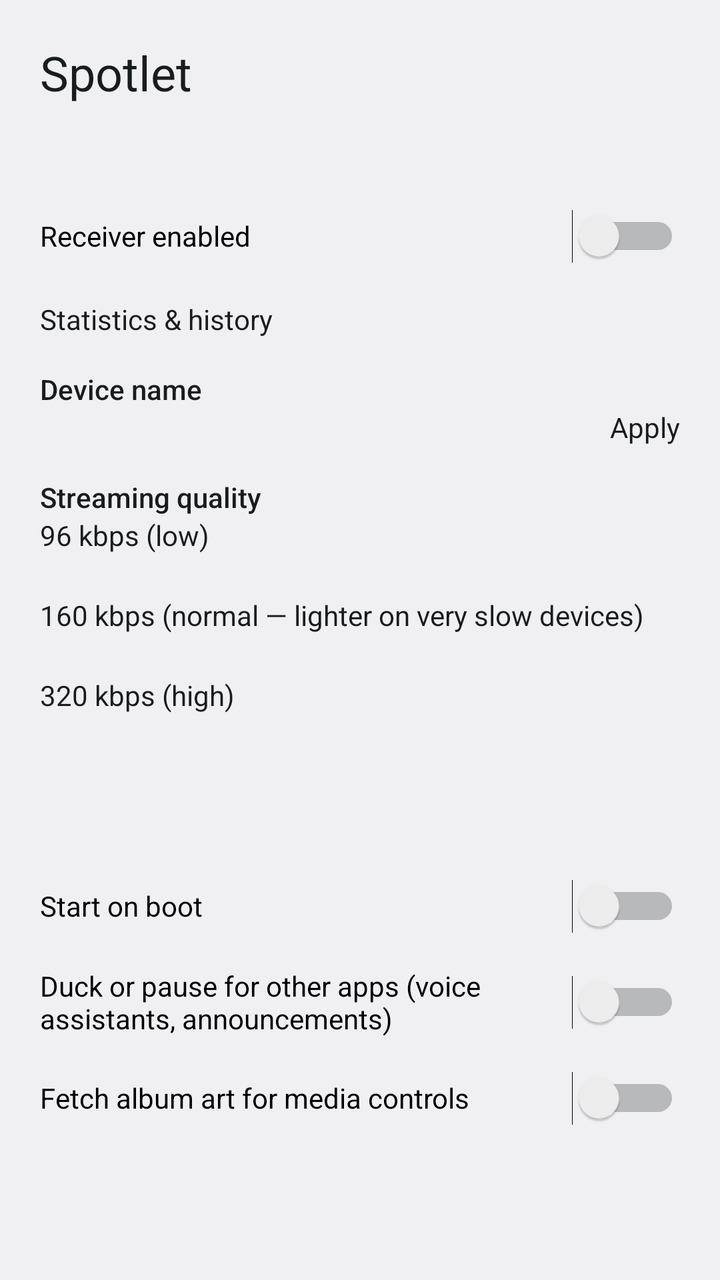
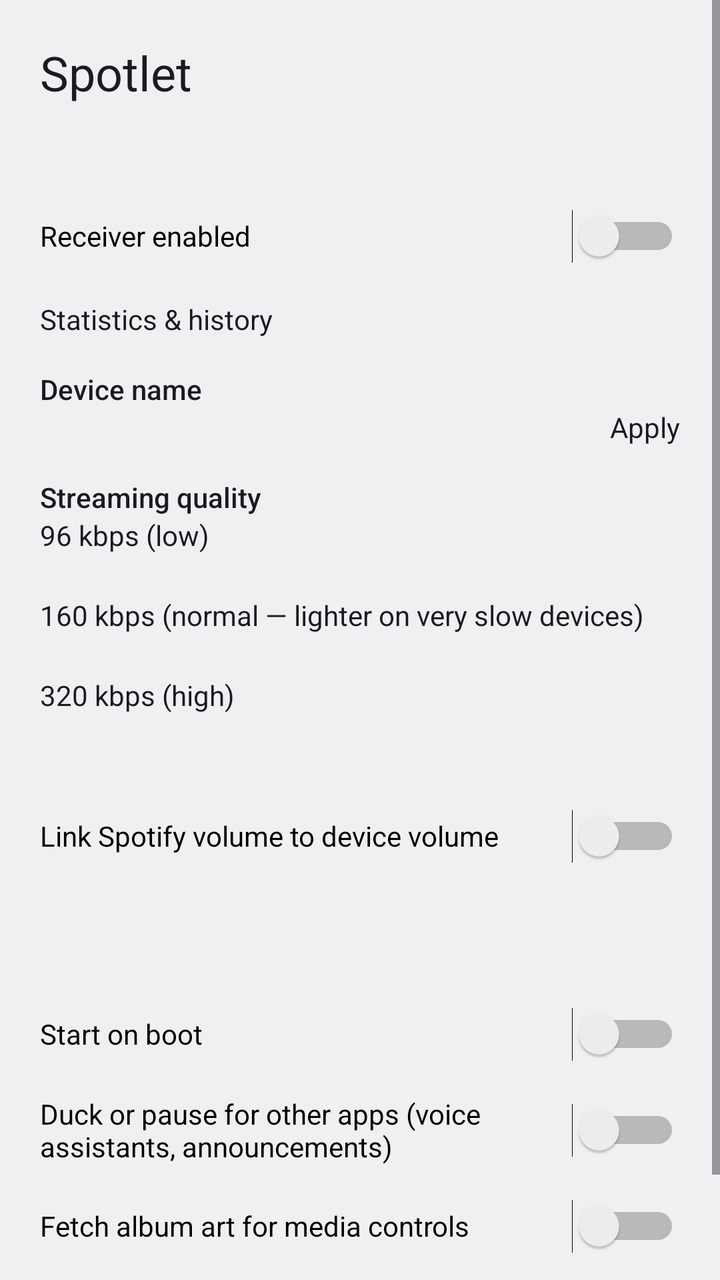

The first picture is an Android layout as it rendered before a commit; the second is the same layout after the commit. The layout source and the unified diff follow.
<!-- AndroidManifest.xml: application theme Theme.Spotlet -->
<!-- res/layout/activity_main.xml -->
<?xml version="1.0" encoding="utf-8"?>
<ScrollView xmlns:android="http://schemas.android.com/apk/res/android"
    android:layout_width="match_parent"
    android:layout_height="match_parent"
    android:fitsSystemWindows="true">

    <LinearLayout
        android:layout_width="match_parent"
        android:layout_height="wrap_content"
        android:orientation="vertical"
        android:padding="20dp">

        <TextView
            android:layout_width="wrap_content"
            android:layout_height="wrap_content"
            android:text="@string/app_name"
            android:textAppearance="@android:style/TextAppearance.Material.Headline" />

        <TextView
            android:id="@+id/status"
            android:layout_width="match_parent"
            android:layout_height="wrap_content"
            android:layout_marginTop="4dp"
            android:layout_marginBottom="16dp"
            android:textAppearance="@android:style/TextAppearance.Material.Subhead" />

        <Switch
            android:id="@+id/enabled"
            android:layout_width="match_parent"
            android:layout_height="wrap_content"
            android:minHeight="48dp"
            android:text="@string/receiver_enabled" />

        <Button
            android:id="@+id/open_stats"
            android:layout_width="wrap_content"
            android:layout_height="wrap_content"
            android:layout_marginTop="8dp"
            android:text="@string/open_stats" />

        <TextView
            style="@style/SectionLabel"
            android:text="@string/device_name" />

        <LinearLayout
            android:layout_width="match_parent"
            android:layout_height="wrap_content"
            android:orientation="horizontal">

            <EditText
                android:id="@+id/device_name"
                android:layout_width="0dp"
                android:layout_height="wrap_content"
                android:layout_weight="1"
                android:imeOptions="actionDone"
                android:inputType="text"
                android:maxLength="64"
                android:singleLine="true" />

            <Button
                android:id="@+id/device_name_apply"
                android:layout_width="wrap_content"
                android:layout_height="wrap_content"
                android:text="@string/apply" />
        </LinearLayout>

        <TextView
            style="@style/SectionLabel"
            android:text="@string/quality" />

        <RadioGroup
            android:id="@+id/bitrate"
            android:layout_width="match_parent"
            android:layout_height="wrap_content">

            <RadioButton
                android:id="@+id/bitrate_96"
                android:layout_width="match_parent"
                android:layout_height="wrap_content"
                android:minHeight="40dp"
                android:text="@string/bitrate_96" />

            <RadioButton
                android:id="@+id/bitrate_160"
                android:layout_width="match_parent"
                android:layout_height="wrap_content"
                android:minHeight="40dp"
                android:text="@string/bitrate_160" />

            <RadioButton
                android:id="@+id/bitrate_320"
                android:layout_width="match_parent"
                android:layout_height="wrap_content"
                android:minHeight="40dp"
                android:text="@string/bitrate_320" />
        </RadioGroup>

        <TextView
            android:id="@+id/startup_volume_label"
            style="@style/SectionLabel" />

        <SeekBar
            android:id="@+id/startup_volume"
            android:layout_width="match_parent"
            android:layout_height="wrap_content"
            android:max="100"
            android:minHeight="40dp" />

        <Switch
            android:id="@+id/start_on_boot"
            android:layout_width="match_parent"
            android:layout_height="wrap_content"
            android:layout_marginTop="16dp"
            android:minHeight="48dp"
            android:text="@string/start_on_boot" />

        <Switch
            android:id="@+id/audio_focus"
            android:layout_width="match_parent"
            android:layout_height="wrap_content"
            android:minHeight="48dp"
            android:text="@string/audio_focus" />

        <Switch
            android:id="@+id/album_art"
            android:layout_width="match_parent"
            android:layout_height="wrap_content"
            android:minHeight="48dp"
            android:text="@string/album_art" />

        <TextView
            android:id="@+id/about"
            android:layout_width="match_parent"
            android:layout_height="wrap_content"
            android:layout_marginTop="24dp"
            android:alpha="0.6"
            android:textAppearance="@android:style/TextAppearance.Material.Caption" />
    </LinearLayout>
</ScrollView>
<!-- resources referenced by this layout -->
<resources>
  <string name="album_art">Fetch album art for media controls</string>
  <string name="app_name">Spotlet</string>
  <string name="apply">Apply</string>
  <string name="audio_focus">Duck or pause for other apps (voice assistants, announcements)</string>
  <string name="bitrate_160">160 kbps (normal — lighter on very slow devices)</string>
  <string name="bitrate_320">320 kbps (high)</string>
  <string name="bitrate_96">96 kbps (low)</string>
  <string name="device_name">Device name</string>
  <string name="open_stats">Statistics &amp; history</string>
  <string name="quality">Streaming quality</string>
  <string name="receiver_enabled">Receiver enabled</string>
  <string name="start_on_boot">Start on boot</string>
  <style name="SectionLabel">
          <item name="android:layout_width">match_parent</item>
          <item name="android:layout_height">wrap_content</item>
          <item name="android:layout_marginTop">16dp</item>
          <item name="android:textAppearance">@android:style/TextAppearance.Material.Body2</item>
      </style>
  <style name="Theme.Spotlet" parent="@android:style/Theme.DeviceDefault" />
</resources>

<!-- the commit's change to res/layout/activity_main.xml (unified diff, before → after) -->
@@ -95,6 +95,14 @@
                 android:text="@string/bitrate_320" />
         </RadioGroup>
 
+        <Switch
+            android:id="@+id/link_volume"
+            android:layout_width="match_parent"
+            android:layout_height="wrap_content"
+            android:layout_marginTop="16dp"
+            android:minHeight="48dp"
+            android:text="@string/link_volume" />
+
         <TextView
             android:id="@+id/startup_volume_label"
             style="@style/SectionLabel" />
<!-- resource entries referenced after the edit -->
@@ -8,6 +8,7 @@
   <string name="bitrate_320">320 kbps (high)</string>
   <string name="bitrate_96">96 kbps (low)</string>
   <string name="device_name">Device name</string>
+  <string name="link_volume">Link Spotify volume to device volume</string>
   <string name="open_stats">Statistics &amp; history</string>
   <string name="quality">Streaming quality</string>
   <string name="receiver_enabled">Receiver enabled</string>
